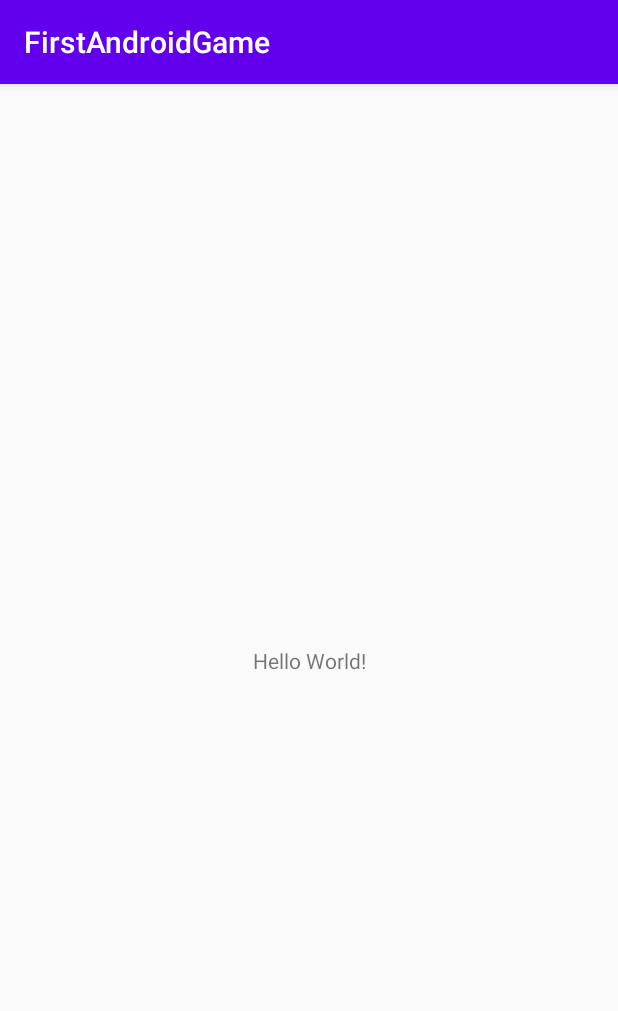
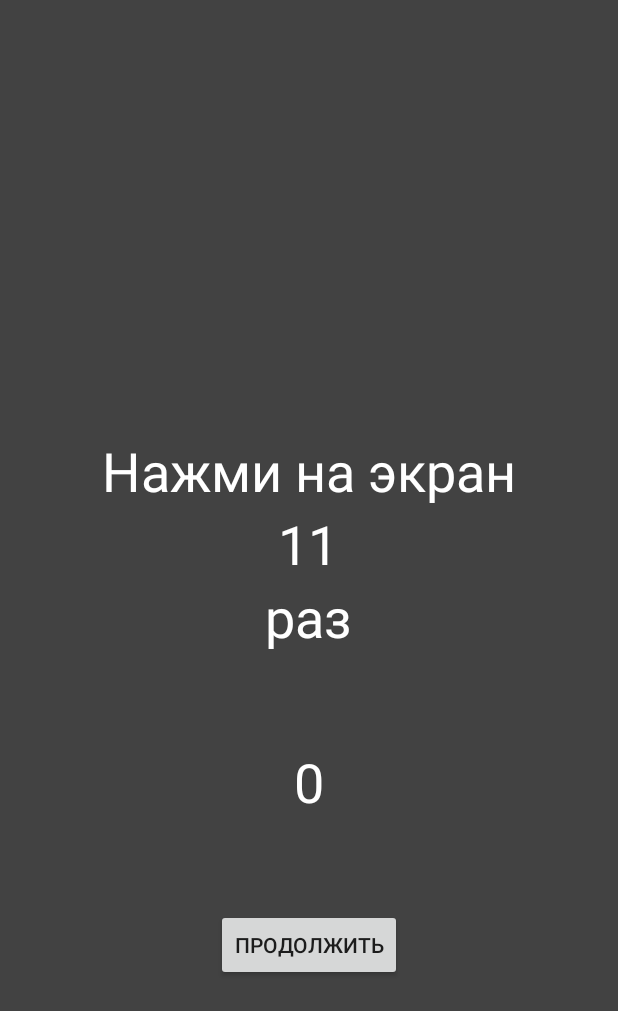
Before and after one commit to rpotanic/FirstAndroidGame, an Android app: the screen it shows after launch (MainActivity), on a phone screen of 412 x 824 dp. Shown: the top 1011 px of the screen. Run offline under Robolectric (Android 15) with nearby library versions, the phone set to English and light mode, and no system bars.

Commit message:
add random count

```diff
--- a/app/src/main/java/com/example/firstandroidgame/MainActivity.kt
+++ b/app/src/main/java/com/example/firstandroidgame/MainActivity.kt
@@ -2,11 +2,30 @@ package com.example.firstandroidgame
 
 import android.support.v7.app.AppCompatActivity
 import android.os.Bundle
+import android.view.View
+import kotlinx.android.synthetic.main.activity_main.*
+import kotlin.random.Random
 
 class MainActivity : AppCompatActivity() {
-
+    var count = 0;
+    var rand = Random.nextInt(25)
     override fun onCreate(savedInstanceState: Bundle?) {
         super.onCreate(savedInstanceState)
         setContentView(R.layout.activity_main)
+        nCount.text = rand.toString()
+    }
+    fun getCountPush(view: View){
+        count++
+        countBox.text = count.toString()
+    }
+
+    fun getAccess(view: View) {
+        if (count === rand) {
+            answer.text = "Верно"
+        } else {
+            answer.text = "Не верно"
+        }
+        count = 0;
+        countBox.text = count.toString()
     }
 }
--- a/app/src/main/res/layout/activity_main.xml
+++ b/app/src/main/res/layout/activity_main.xml
@@ -4,15 +4,84 @@
     xmlns:tools="http://schemas.android.com/tools"
     android:layout_width="match_parent"
     android:layout_height="match_parent"
+    android:background="@color/screenBackgroundColor"
+    android:onClick="getCountPush"
     tools:context=".MainActivity">
 
     <TextView
+        android:id="@+id/textView"
         android:layout_width="wrap_content"
         android:layout_height="wrap_content"
-        android:text="Hello World!"
+        android:text="Нажми на экран"
+        android:textColor="@color/mainTextColor"
+        android:textSize="36sp"
         app:layout_constraintBottom_toBottomOf="parent"
-        app:layout_constraintLeft_toLeftOf="parent"
-        app:layout_constraintRight_toRightOf="parent"
+        app:layout_constraintEnd_toEndOf="parent"
+        app:layout_constraintStart_toStartOf="parent"
+        app:layout_constraintTop_toTopOf="parent"
+        app:layout_constraintVertical_bias="0.373" />
+
+    <TextView
+        android:id="@+id/nCount"
+        android:layout_width="wrap_content"
+        android:layout_height="wrap_content"
+        android:text="n"
+        android:textColor="@color/mainTextColor"
+        android:textSize="36sp"
+        app:layout_constraintBottom_toBottomOf="parent"
+        app:layout_constraintEnd_toEndOf="parent"
+        app:layout_constraintHorizontal_bias="0.498"
+        app:layout_constraintStart_toStartOf="parent"
+        app:layout_constraintTop_toBottomOf="@+id/textView"
+        app:layout_constraintVertical_bias="0.0" />
+
+    <TextView
+        android:id="@+id/textView3"
+        android:layout_width="wrap_content"
+        android:layout_height="wrap_content"
+        android:text="раз"
+        android:textColor="@color/mainTextColor"
+        android:textSize="36sp"
+        app:layout_constraintBottom_toBottomOf="parent"
+        app:layout_constraintEnd_toEndOf="parent"
+        app:layout_constraintHorizontal_bias="0.498"
+        app:layout_constraintStart_toStartOf="parent"
+        app:layout_constraintTop_toBottomOf="@+id/nCount"
+        app:layout_constraintVertical_bias="0.0" />
+
+    <Button
+        android:id="@+id/button"
+        android:layout_width="wrap_content"
+        android:layout_height="wrap_content"
+        android:text="продолжить"
+        android:onClick="getAccess"
+        app:layout_constraintBottom_toBottomOf="parent"
+        app:layout_constraintEnd_toEndOf="parent"
+        app:layout_constraintStart_toStartOf="parent"
+        app:layout_constraintTop_toBottomOf="@+id/textView3" />
+
+    <TextView
+        android:id="@+id/answer"
+        android:layout_width="wrap_content"
+        android:layout_height="wrap_content"
+        android:textColor="@color/mainTextColor"
+        android:textSize="36sp"
+        app:layout_constraintBottom_toTopOf="@+id/textView"
+        app:layout_constraintEnd_toEndOf="parent"
+        app:layout_constraintStart_toStartOf="parent"
         app:layout_constraintTop_toTopOf="parent" />
 
+    <TextView
+        android:id="@+id/countBox"
+        android:layout_width="wrap_content"
+        android:layout_height="wrap_content"
+        android:text="@string/countPush"
+        android:textColor="@color/mainTextColor"
+        android:textSize="36sp"
+        app:layout_constraintBottom_toTopOf="@+id/button"
+        app:layout_constraintEnd_toEndOf="parent"
+        app:layout_constraintStart_toStartOf="parent"
+        app:layout_constraintTop_toBottomOf="@+id/textView3" />
+
+
 </android.support.constraint.ConstraintLayout>
--- a/app/src/main/res/values/colors.xml
+++ b/app/src/main/res/values/colors.xml
@@ -3,4 +3,6 @@
     <color name="colorPrimary">#6200EE</color>
     <color name="colorPrimaryDark">#3700B3</color>
     <color name="colorAccent">#03DAC5</color>
+    <color name ="screenBackgroundColor">#424242</color>
+    <color name="mainTextColor">#ffffff</color>
 </resources>
--- a/app/src/main/res/values/strings.xml
+++ b/app/src/main/res/values/strings.xml
@@ -1,3 +1,4 @@
 <resources>
     <string name="app_name">FirstAndroidGame</string>
+    <string name="countPush">0</string>
 </resources>
--- a/app/src/main/res/values/styles.xml
+++ b/app/src/main/res/values/styles.xml
@@ -1,7 +1,7 @@
 <resources>
 
     <!-- Base application theme. -->
-    <style name="AppTheme" parent="Theme.AppCompat.Light.DarkActionBar">
+    <style name="AppTheme" parent="Theme.AppCompat.Light.NoActionBar">
         <!-- Customize your theme here. -->
         <item name="colorPrimary">@color/colorPrimary</item>
         <item name="colorPrimaryDark">@color/colorPrimaryDark</item>
```
